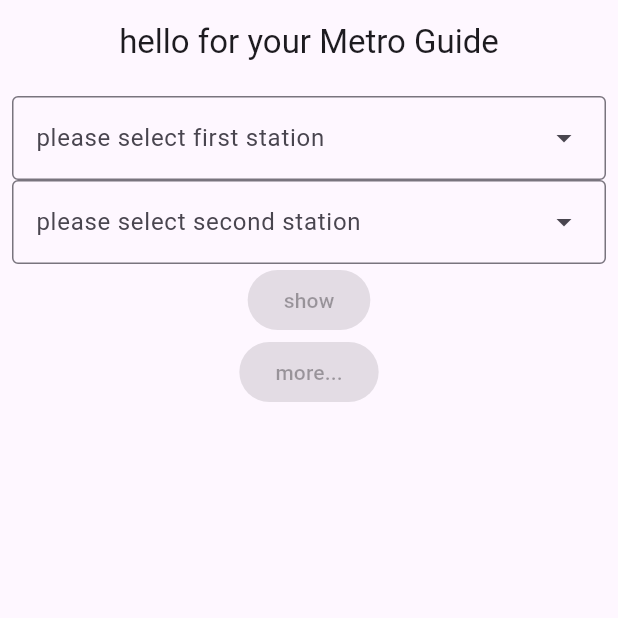
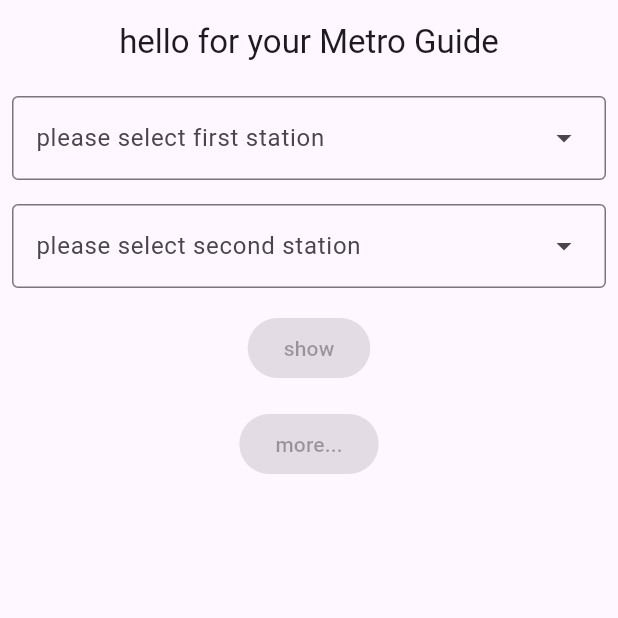
Before and after one commit to HishamHatem/Metro_App, a Flutter app: the screen it shows after launch, on a phone screen of 412 x 824 dp, the top half of it. Run offline on Flutter 3.47's test engine with Material 3 defaults, Android fonts, the phone set to English and light mode, and no system bars; our stand-ins replace get.

Commit message:
minor changes

```diff
--- a/metro/lib/first_page.dart
+++ b/metro/lib/first_page.dart
@@ -115,6 +115,7 @@ class FirstPage extends StatelessWidget {
         child: Padding(
           padding: const EdgeInsets.all(8.0),
           child: Column(
+            spacing: 16,
             children: [
               DropdownMenu<String>(
                 controller: cont_1,
--- a/metro/lib/second_page.dart
+++ b/metro/lib/second_page.dart
@@ -6,6 +6,10 @@ class SecondPage extends StatelessWidget {
 
   @override
   Widget build(BuildContext context) {
-    return Scaffold(body: Text('Hello'));
+    return Scaffold(
+        body: ListTile(
+
+        )
+    );
   }
 }
```
